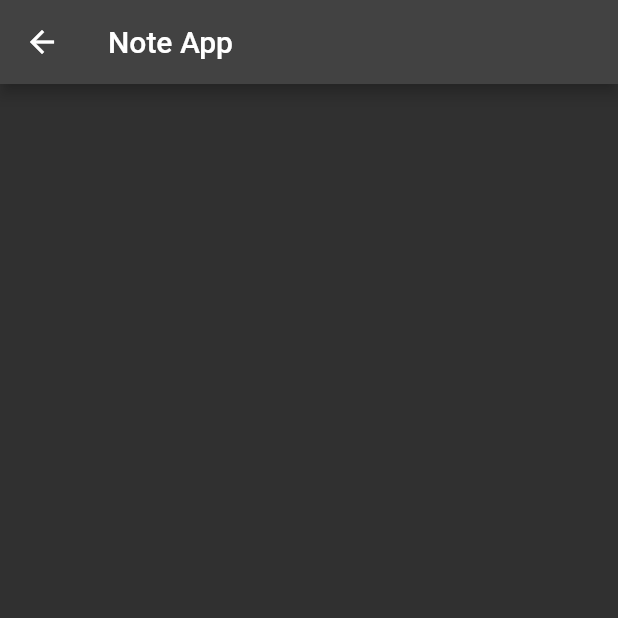
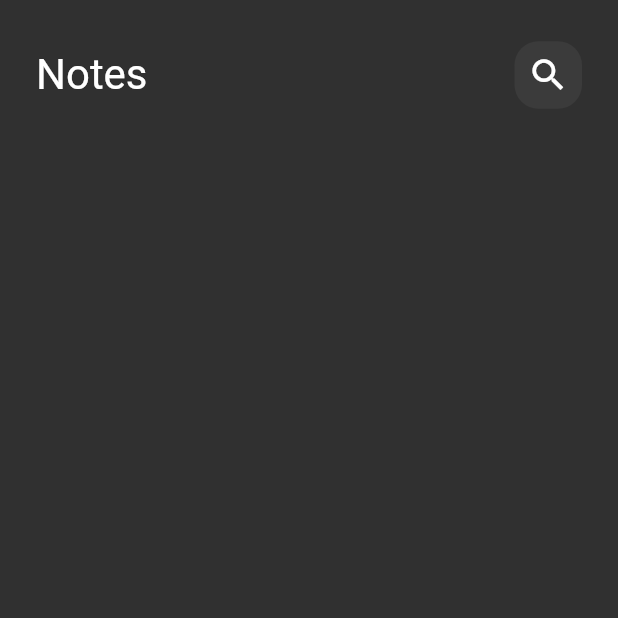
Before and after one commit to ramezAlhosni/note_app, a Flutter app: the NoteView screen opened directly, on a phone screen of 412 x 824 dp, the top half of it. Run offline on Flutter 3.47's test engine with Material 2 defaults, Android fonts, the phone set to English and light mode, and no system bars.

Commit message:
create body of notes view

```diff
--- a/lib/main.dart
+++ b/lib/main.dart
@@ -1,4 +1,5 @@
 import 'package:flutter/material.dart';
+import 'package:note_app/views/note_view.dart';
 
 void main() {
   runApp(const NoteApp());
@@ -10,7 +11,8 @@ class NoteApp extends StatelessWidget {
   @override
   Widget build(BuildContext context) {
     return MaterialApp(
-      home: const NoteApp(),
+      debugShowCheckedModeBanner: false,
+      home: const NoteView(),
       theme: ThemeData(brightness: Brightness.dark),
     );
   }
--- a/lib/views/note_view.dart
+++ b/lib/views/note_view.dart
@@ -1,14 +1,13 @@
 import 'package:flutter/material.dart';
+import 'package:note_app/widgets/notes_view_body.dart';
 
 class NoteView extends StatelessWidget {
   const NoteView({super.key});
 
   @override
   Widget build(BuildContext context) {
-    return Scaffold(
-      appBar: AppBar(
-        title: const Text('Note App'),
-      ),
+    return const Scaffold(
+      body: NotesViewBody(),
     );
   }
 }
--- /dev/null
+++ b/lib/widgets/custom_app_bar.dart
@@ -0,0 +1,23 @@
+import 'package:flutter/material.dart';
+import 'package:note_app/widgets/custom_icon.dart';
+
+class CustomAppBar extends StatelessWidget {
+  const CustomAppBar({super.key});
+
+  @override
+  Widget build(BuildContext context) {
+    return const Row(
+      children: [
+        SizedBox(
+          height: 100,
+        ),
+        Text(
+          'Notes',
+          style: TextStyle(fontSize: 28),
+        ),
+        Spacer(),
+        CustomSearchIcon()
+      ],
+    );
+  }
+}
--- /dev/null
+++ b/lib/widgets/custom_icon.dart
@@ -0,0 +1,20 @@
+import 'package:flutter/material.dart';
+
+class CustomSearchIcon extends StatelessWidget {
+  const CustomSearchIcon({super.key});
+
+  @override
+  Widget build(BuildContext context) {
+    return Container(
+      height: 45,
+      width: 45,
+      decoration: BoxDecoration(
+          borderRadius: BorderRadius.circular(16),
+          color: Colors.white.withOpacity(.05)),
+      child: const Icon(
+        Icons.search,
+        size: 28,
+      ),
+    );
+  }
+}
--- /dev/null
+++ b/lib/widgets/notes_view_body.dart
@@ -0,0 +1,18 @@
+import 'package:flutter/material.dart';
+import 'package:note_app/widgets/custom_app_bar.dart';
+
+class NotesViewBody extends StatelessWidget {
+  const NotesViewBody({super.key});
+
+  @override
+  Widget build(BuildContext context) {
+    return const Padding(
+      padding: EdgeInsets.symmetric(horizontal: 24),
+      child: Column(
+        children: [
+          CustomAppBar(),
+        ],
+      ),
+    );
+  }
+}
```
